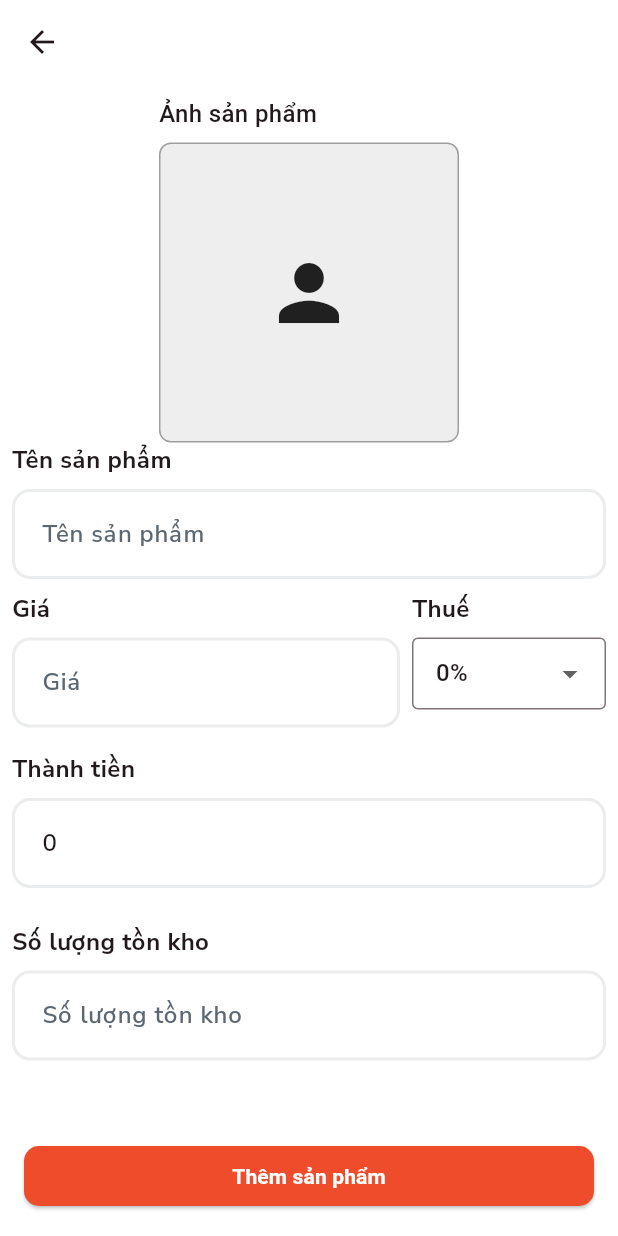
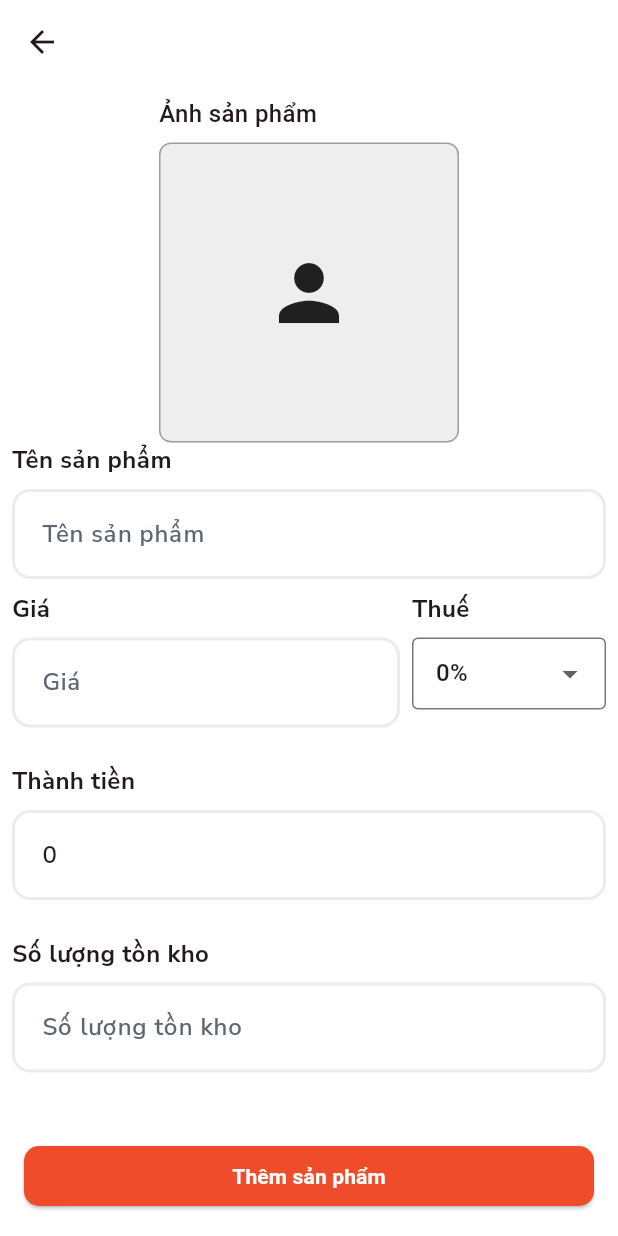
Before and after one commit to lethiennguyen/getx_project, a Flutter app: the CreateProduct screen opened by its route, on a phone screen of 412 x 824 dp. Run offline on Flutter 3.47's test engine with Material 3 defaults, Android fonts, the phone set to English and light mode, and no system bars; our stand-ins replace dio, flutter_dotenv, flutter_slidable, flutter_svg, get, google_fonts and 5 more; accounts and stored records are empty.

Commit message:
viết base sizedbox

```diff
--- a/lib/base/asset/base_asset.dart
+++ b/lib/base/asset/base_asset.dart
@@ -1,4 +1,4 @@
-class Assets {
+abstract class Assets {
   static const String base = "asset/";
 }
 
--- a/lib/data/core/constants.dart
+++ b/lib/data/core/constants.dart
@@ -1,4 +1,4 @@
-class ApiConfig {
+abstract class ApiConfig {
   static const String baseUrl = 'https://training-api-unrp.onrender.com';
   static final String login = '$baseUrl/login2';
   static final String listProduct = '$baseUrl/products?';
--- /dev/null
+++ b/lib/views/common/size_box.dart
@@ -0,0 +1,22 @@
+import 'package:flutter/cupertino.dart';
+
+class SizedBoxCustom {
+  static const Widget h4 = SizedBox(height: 4);
+  static const Widget h6 = SizedBox(height: 6);
+  static const Widget h8 = SizedBox(height: 8);
+  static const Widget h10 = SizedBox(height: 10);
+  static const Widget h12 = SizedBox(height: 12);
+  static const Widget h16 = SizedBox(height: 16);
+  static const Widget h24 = SizedBox(height: 24);
+  static const Widget h32 = SizedBox(height: 32);
+  static const Widget h61 = SizedBox(height: 61);
+  static const Widget h76 = SizedBox(height: 76);
+  static const Widget h80 = SizedBox(height: 80);
+
+  static const Widget w3 = SizedBox(width: 3);
+  static const Widget w4 = SizedBox(width: 4);
+  static const Widget w8 = SizedBox(width: 8);
+  static const Widget w16 = SizedBox(width: 16);
+  static const Widget w24 = SizedBox(width: 24);
+  static const Widget w32 = SizedBox(width: 32);
+}
--- a/lib/views/home/home_page.dart
+++ b/lib/views/home/home_page.dart
@@ -4,6 +4,7 @@ import 'package:getx_statemanagement/views/home/home.dart';
 import 'package:getx_statemanagement/views/product/list_product_view.dart';
 
 import '../common/app_colors.dart';
+import '../common/size_box.dart';
 
 class LogoutPage extends StatefulWidget {
   const LogoutPage({Key? key}) : super(key: key);
@@ -116,7 +117,7 @@ class _NavButton extends StatelessWidget {
                 borderRadius: BorderRadius.circular(2),
               ),
             ),
-            const SizedBox(height: 6),
+            SizedBoxCustom.h6,
             // Icon
             AnimatedContainer(
               duration: const Duration(milliseconds: 200),
@@ -140,6 +141,7 @@ enum NavItem {
   profile(Icons.person_outline, '/profile');
 
   const NavItem(this.iconData, this.route);
+
   final IconData iconData;
   final String route;
 
--- a/lib/views/product/create_product_view.dart
+++ b/lib/views/product/create_product_view.dart
@@ -9,6 +9,7 @@ import '../../data/upload_image/upload_image_network.dart';
 import '../../enums/product_field.dart';
 import '../common/app_colors.dart';
 import '../common/input_field.dart';
+import '../common/size_box.dart';
 
 class CreateProduct extends StatelessWidget {
   final controller = Get.put(CreateProductController());
@@ -91,7 +92,7 @@ class CreateProduct extends StatelessWidget {
                 },
               ),
             ),
-            const SizedBox(width: 8),
+            SizedBoxCustom.w8,
             Flexible(
               child: ModernDropdownField<Tax>(
                 label: 'Thuế',
@@ -108,7 +109,7 @@ class CreateProduct extends StatelessWidget {
             ),
           ],
         ),
-        const SizedBox(height: 8),
+        SizedBoxCustom.h16,
         ModernInputField(
           label: "Thành tiền",
           controller: TextEditingController(
@@ -117,7 +118,7 @@ class CreateProduct extends StatelessWidget {
           hintText: "0 đ",
           readOnly: true,
         ),
-        const SizedBox(height: 16),
+        SizedBoxCustom.h16,
       ],
     );
   }
--- a/lib/views/product/detail_product_view.dart
+++ b/lib/views/product/detail_product_view.dart
@@ -13,6 +13,7 @@ import '../../data/model/product.dart';
 import '../../getx/controllers/shopping_cart_controller.dart';
 import '../common/app_colors.dart';
 import '../common/dialog.dart';
+import '../common/size_box.dart';
 
 class ProductInformation extends StatefulWidget {
   const ProductInformation({super.key});
@@ -233,9 +234,9 @@ class FormProductInformation extends State<ProductInformation> {
         mainAxisAlignment: MainAxisAlignment.spaceBetween,
         children: [
           _bottomCartShopping(product),
-          SizedBox(width: 3),
+          SizedBoxCustom.w3,
           _bottomDelete(product),
-          SizedBox(width: 3),
+          SizedBoxCustom.w3,
           _bottomUpDate(product),
         ],
       ),
```
Also changed, not shown: lib/views/login/login.dart (+5 -4 lines), lib/views/product/update_product_view.dart (+6 -5 lines), lib/views/shopping_cart/payment_view.dart (+32 -40 lines), lib/views/shopping_cart/shopping_cart_view.dart (+6 -5 lines).
